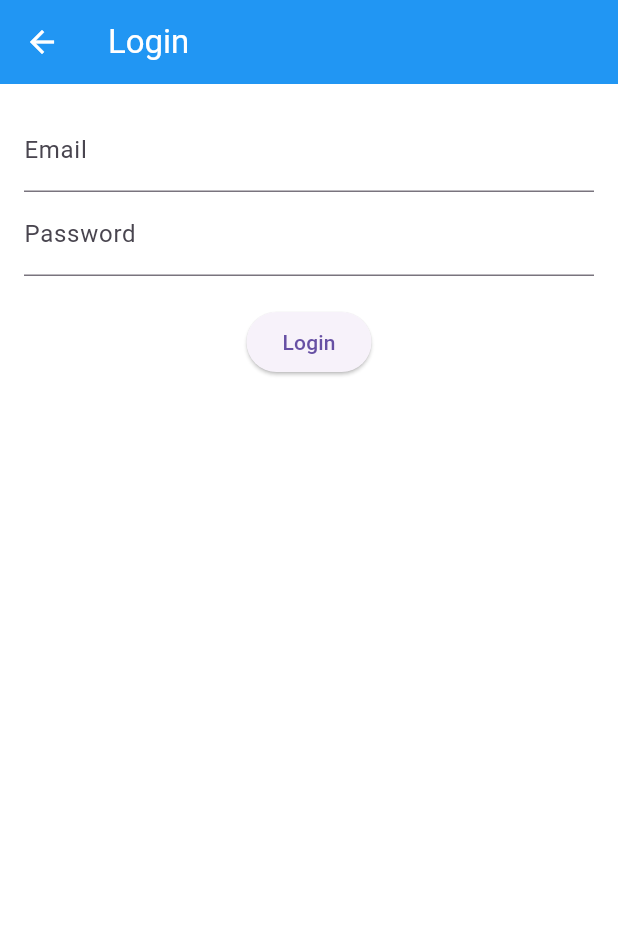
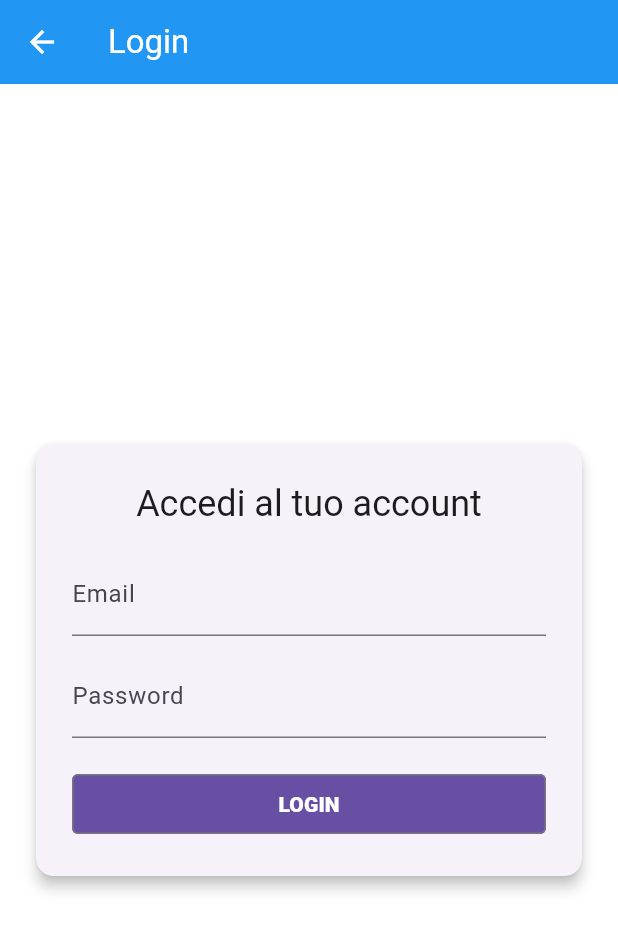
Before and after one commit to ilxBoschetto/splash, a Flutter app: the screen it shows after launch, after a tap on "LOGIN", on a phone screen of 412 x 824 dp. Shown: the top 931 px of the screen. Run offline on Flutter 3.47's test engine with Material 3 defaults, Android fonts, the phone set to English and light mode, and no system bars; our stand-ins replace flutter_dotenv, flutter_map, geolocator, latlong2, shared_preferences; network calls fail.

Commit message:
Improved login page

```diff
--- a/application/lib/screens/login_screen.dart
+++ b/application/lib/screens/login_screen.dart
@@ -15,45 +15,112 @@ class _LoginScreenState extends State<LoginScreen> {
   final passwordController = TextEditingController();
 
   String? error;
+  bool loading = false;
 
   Future<void> login() async {
+    setState(() {
+      error = null;
+    });
+
+    final email = emailController.text.trim();
+    final password = passwordController.text;
+
+    if (email.isEmpty || password.isEmpty) {
+      setState(() => error = 'Compila tutti i campi');
+      return;
+    }
+
+    setState(() => loading = true);
+
+    try {
       final url = '${dotenv.env['API_URL']}/login';
       final response = await http.post(
         Uri.parse(url),
         headers: {'Content-Type': 'application/json'},
-      body: json.encode({
-        'email': emailController.text,
-        'password': passwordController.text,
-      }),
+        body: json.encode({'email': email, 'password': password}),
       );
 
       if (response.statusCode == 200) {
         final data = json.decode(response.body);
         final token = data['token'];
-
-      // Salva il token in secure storage o condividi con il resto dell'app
         print("Login ok! Token: $token");
-      // Naviga alla home
         Navigator.pushReplacementNamed(context, '/app');
       } else {
-      setState(() => error = 'Login fallito. Controlla email e password.');
+        setState(() => error = 'Credenziali non valide.');
+      }
+    } catch (e) {
+      debugPrint(e.toString());
+      setState(() => error = 'Errore di rete. Riprova.');
+    } finally {
+      setState(() => loading = false);
     }
   }
 
   @override
   Widget build(BuildContext context) {
+    final theme = Theme.of(context);
+
     return Scaffold(
       appBar: AppBar(title: const Text('Login')),
-      body: Padding(
-        padding: const EdgeInsets.all(16),
+      body: Center(
+        child: SingleChildScrollView(
+          child: Card(
+            margin: const EdgeInsets.symmetric(horizontal: 24),
+            shape: RoundedRectangleBorder(borderRadius: BorderRadius.circular(12)),
+            elevation: 4,
+            child: Padding(
+              padding: const EdgeInsets.all(24),
               child: Column(
+                mainAxisSize: MainAxisSize.min,
                 children: [
-            if (error != null) Text(error!, style: const TextStyle(color: Colors.red)),
-            TextField(controller: emailController, decoration: const InputDecoration(labelText: 'Email')),
-            TextField(controller: passwordController, obscureText: true, decoration: const InputDecoration(labelText: 'Password')),
+                  Text('Accedi al tuo account', style: theme.textTheme.headlineSmall),
+                  const SizedBox(height: 16),
+                  if (error != null)
+                    Padding(
+                      padding: const EdgeInsets.only(bottom: 12),
+                      child: Text(
+                        error!,
+                        style: const TextStyle(color: Colors.red),
+                        textAlign: TextAlign.center,
+                      ),
+                    ),
+                  TextField(
+                    controller: emailController,
+                    keyboardType: TextInputType.emailAddress,
+                    decoration: const InputDecoration(labelText: 'Email'),
+                  ),
+                  const SizedBox(height: 12),
+                  TextField(
+                    controller: passwordController,
+                    obscureText: true,
+                    decoration: const InputDecoration(labelText: 'Password'),
+                  ),
                   const SizedBox(height: 20),
-            ElevatedButton(onPressed: login, child: const Text('Login')),
+                  SizedBox(
+                    width: double.infinity,
+                    child: OutlinedButton(
+                      style: OutlinedButton.styleFrom(
+                              backgroundColor: Theme.of(context).colorScheme.primary,
+                              shape: RoundedRectangleBorder(
+                                borderRadius: BorderRadius.circular(4),
+                              ),
+                            ),
+                      onPressed: loading ? null : login,
+                      child: loading
+                          ? const CircularProgressIndicator(strokeWidth: 2, color: Colors.white)
+                          : Text(
+                            'LOGIN',
+                            style: (
+                              TextStyle(fontWeight: FontWeight.w900,
+                                        color: Theme.of(context).scaffoldBackgroundColor)
+                              ),
+                            ),
+                    ),
+                  ),
                 ],
+              ),
+            ),
+          ),
         ),
       ),
     );
```
Lines whose indentation alone changed are shown as unchanged.
